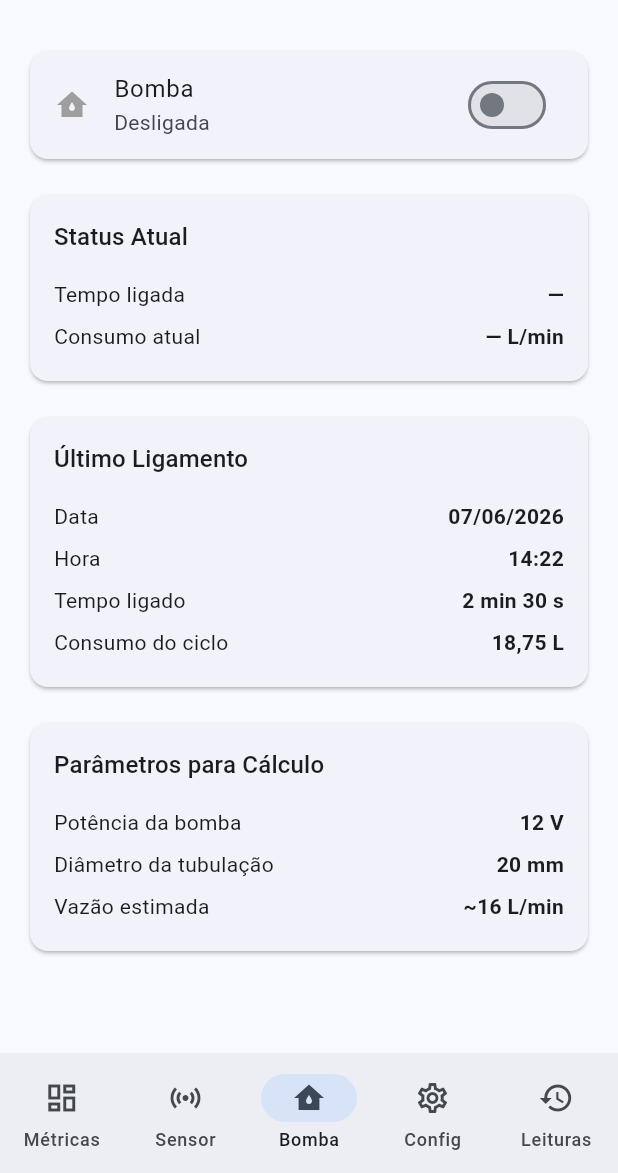
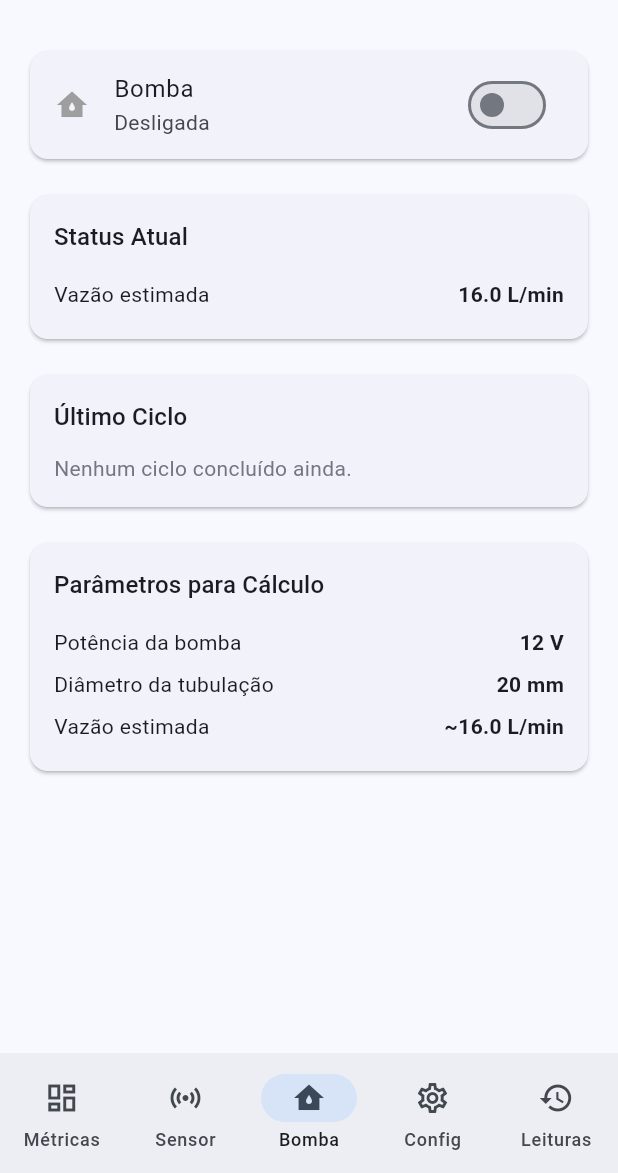
Before and after one commit to EJSeguro/controle-de-irrigacao, a Flutter app: the HomeScreen screen opened directly, item 3 of the bottom bar chosen, on a phone screen of 412 x 824 dp, the part 63-1236 px from its top. Run offline on Flutter 3.47's test engine with Material 3 defaults, Android fonts, the phone set to English and light mode, and no system bars; our stand-ins replace shared_preferences, sqflite; missing offline and left inert: mqtt_client; accounts and stored records are empty.

Commit message:
feat: calcula consumo real de água com base na vazão estimada e tempo de bomba

```diff
--- a/app/lib/providers/system_provider.dart
+++ b/app/lib/providers/system_provider.dart
@@ -3,6 +3,18 @@ import 'package:flutter/foundation.dart';
 import '../models/leitura.dart';
 import '../services/database_service.dart';
 import '../services/mqtt_service.dart';
+
+class ConsumoRecord {
+  final DateTime data;
+  final double litros;
+  final int tempoSegundos;
+
+  ConsumoRecord({
+    required this.data,
+    required this.litros,
+    required this.tempoSegundos,
+  });
+}
 
 class SystemProvider extends ChangeNotifier {
   final MqttService _mqtt;
@@ -39,6 +51,9 @@ class SystemProvider extends ChangeNotifier {
   final List<Leitura> _leituras = [];
   Leitura? _ultimaLeitura;
 
+  final List<ConsumoRecord> _historicoConsumo = [];
+  double _consumoUltimoCiclo = 0;
+
   bool get sistemaLigado => _sistemaLigado;
   bool get bombaLigada => _bombaLigada;
   bool get bombaDesligadaManual => _bombaDesligadaManual;
@@ -54,6 +69,35 @@ class SystemProvider extends ChangeNotifier {
   int? get resultadoAntes => _resultadoAntes;
   int? get resultadoDepois => _resultadoDepois;
   int? get resultadoTempoBomba => _resultadoTempoBomba;
+  double get consumoUltimoCiclo => _consumoUltimoCiclo;
+  List<ConsumoRecord> get historicoConsumo => List.unmodifiable(_historicoConsumo);
+
+  static const double _coeficienteVazao = 0.0667;
+  double get vazaoEstimada => _potenciaBomba * _diametroTubulacao * _coeficienteVazao;
+
+  double get consumoHoje {
+    final hoje = DateTime.now();
+    return _historicoConsumo
+        .where((r) =>
+            r.data.year == hoje.year &&
+            r.data.month == hoje.month &&
+            r.data.day == hoje.day)
+        .fold(0, (sum, r) => sum + r.litros);
+  }
+
+  double get consumoMes {
+    final hoje = DateTime.now();
+    return _historicoConsumo
+        .where((r) => r.data.year == hoje.year && r.data.month == hoje.month)
+        .fold(0, (sum, r) => sum + r.litros);
+  }
+
+  double get consumoAno {
+    final hoje = DateTime.now();
+    return _historicoConsumo
+        .where((r) => r.data.year == hoje.year)
+        .fold(0, (sum, r) => sum + r.litros);
+  }
 
   bool get configValida =>
       _intervaloLeitura > 0 && _potenciaBomba > 0 && _diametroTubulacao > 0;
@@ -86,6 +130,16 @@ class SystemProvider extends ChangeNotifier {
       _resultadoDepois = data['depois'] as int?;
       _resultadoTempoBomba = data['tempo_bomba'] as int?;
       _sessaoAtiva = false;
+
+      if (_resultadoTempoBomba != null) {
+        _consumoUltimoCiclo = vazaoEstimada * _resultadoTempoBomba! / 60;
+        _historicoConsumo.insert(0, ConsumoRecord(
+          data: DateTime.now(),
+          litros: _consumoUltimoCiclo,
+          tempoSegundos: _resultadoTempoBomba!,
+        ));
+      }
+
       notifyListeners();
     };
 
--- a/app/lib/screens/metrics_screen.dart
+++ b/app/lib/screens/metrics_screen.dart
@@ -116,11 +116,11 @@ class MetricsScreen extends StatelessWidget {
                 Text('Consumo de Água',
                     style: Theme.of(context).textTheme.titleMedium),
                 const SizedBox(height: 16),
-                _consumoRow(context, 'Hoje', '12,5 L', Icons.today),
+                _consumoRow(context, 'Hoje', '${system.consumoHoje.toStringAsFixed(1)} L', Icons.today),
                 const Divider(),
-                _consumoRow(context, 'Este mês', '340 L', Icons.date_range),
+                _consumoRow(context, 'Este mês', '${system.consumoMes.toStringAsFixed(1)} L', Icons.date_range),
                 const Divider(),
-                _consumoRow(context, 'Este ano', '2.850 L', Icons.calendar_month),
+                _consumoRow(context, 'Este ano', '${system.consumoAno.toStringAsFixed(1)} L', Icons.calendar_month),
               ],
             ),
           ),
--- a/app/lib/screens/pump_screen.dart
+++ b/app/lib/screens/pump_screen.dart
@@ -4,6 +4,13 @@ import '../providers/system_provider.dart';
 
 class PumpScreen extends StatelessWidget {
   const PumpScreen({super.key});
+
+  String _formatarTempo(int segundos) {
+    final min = segundos ~/ 60;
+    final s = segundos % 60;
+    if (min > 0) return '$min min ${s}s';
+    return '${s}s';
+  }
 
   @override
   Widget build(BuildContext context) {
@@ -50,8 +57,7 @@ class PumpScreen extends StatelessWidget {
                 Text('Status Atual',
                     style: Theme.of(context).textTheme.titleMedium),
                 const SizedBox(height: 12),
-                _infoRow('Tempo ligada', system.bombaLigada ? '2 min 30 s' : '—'),
-                _infoRow('Consumo atual', system.bombaLigada ? '7,5 L/min' : '— L/min'),
+                _infoRow('Vazão estimada', '${system.vazaoEstimada.toStringAsFixed(1)} L/min'),
               ],
             ),
           ),
@@ -63,13 +69,18 @@ class PumpScreen extends StatelessWidget {
             child: Column(
               crossAxisAlignment: CrossAxisAlignment.start,
               children: [
-                Text('Último Ligamento',
+                Text('Último Ciclo',
                     style: Theme.of(context).textTheme.titleMedium),
                 const SizedBox(height: 12),
-                _infoRow('Data', '07/06/2026'),
-                _infoRow('Hora', '14:22'),
-                _infoRow('Tempo ligado', '2 min 30 s'),
-                _infoRow('Consumo do ciclo', '18,75 L'),
+                if (system.resultadoAntes != null) ...[
+                  _infoRow('Umidade antes', '${system.resultadoAntes}%'),
+                  _infoRow('Umidade depois', '${system.resultadoDepois}%'),
+                  _infoRow('Tempo bomba ligada', _formatarTempo(system.resultadoTempoBomba ?? 0)),
+                  _infoRow('Consumo do ciclo', '${system.consumoUltimoCiclo.toStringAsFixed(1)} L'),
+                ] else ...[
+                  Text('Nenhum ciclo concluído ainda.',
+                      style: TextStyle(color: Theme.of(context).colorScheme.outline)),
+                ],
               ],
             ),
           ),
@@ -86,7 +97,7 @@ class PumpScreen extends StatelessWidget {
                 const SizedBox(height: 12),
                 _infoRow('Potência da bomba', '${system.potenciaBomba.toStringAsFixed(0)} V'),
                 _infoRow('Diâmetro da tubulação', '${system.diametroTubulacao.toStringAsFixed(0)} mm'),
-                _infoRow('Vazão estimada', '~16 L/min'),
+                _infoRow('Vazão estimada', '~${system.vazaoEstimada.toStringAsFixed(1)} L/min'),
               ],
             ),
           ),
```
